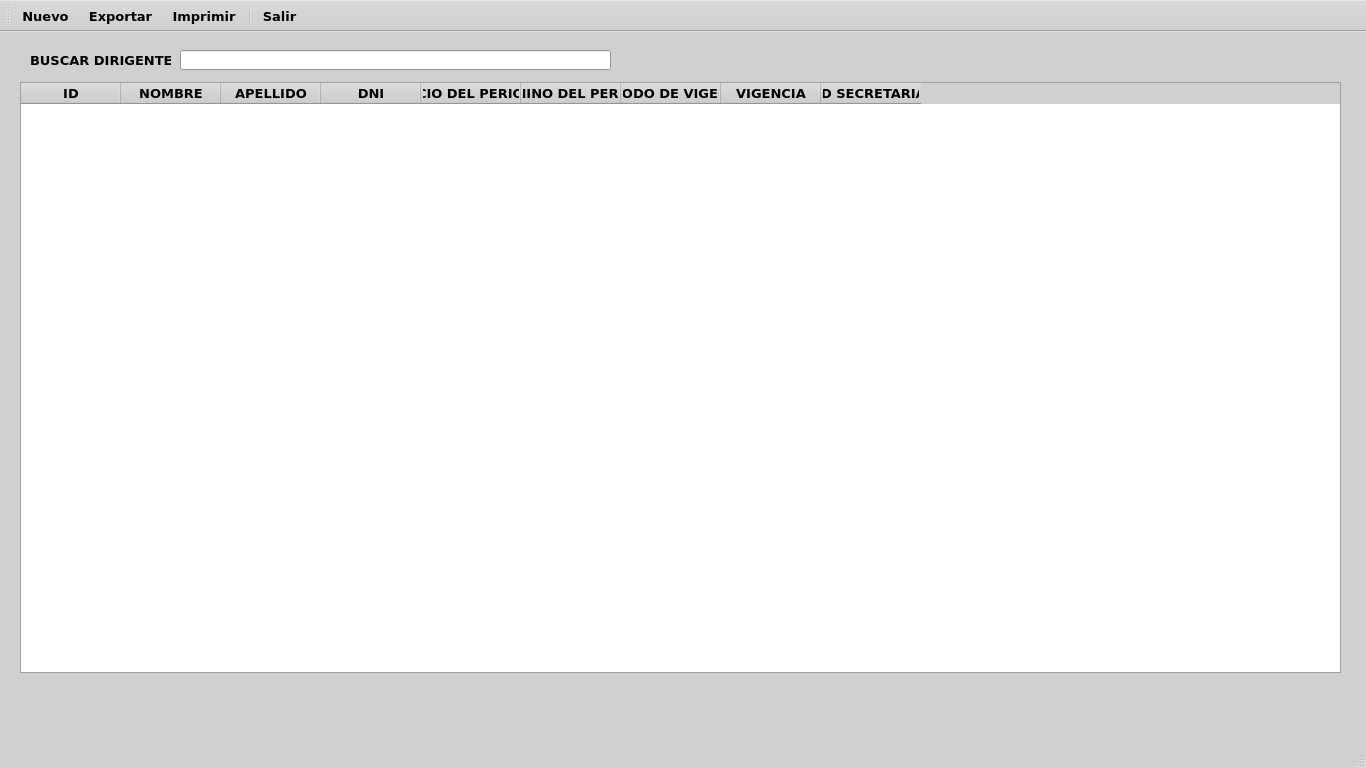
Before: the Qt Designer form ui/lista_dirigentes.ui in EdwardsBC/SutrakomaqV2, drawn with Qt 5.
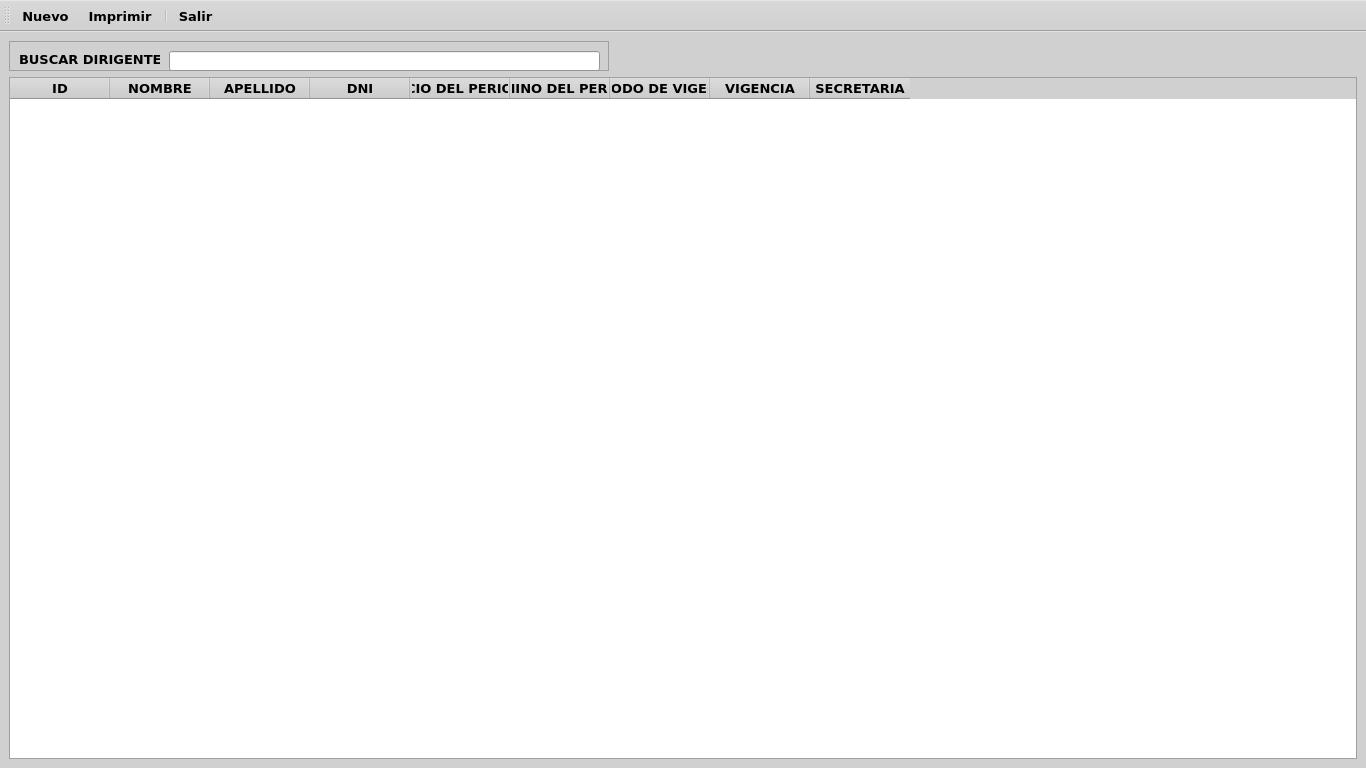
After: the same form once the commit is applied. Icons and pictures are not drawn.

```diff
--- a/ui/lista_dirigentes.ui
+++ b/ui/lista_dirigentes.ui
@@ -463,18 +463,74 @@
    <string>Sutrakomaq: Lista de Dirigentes</string>
   </property>
   <widget class="QWidget" name="centralwidget">
+   <layout class="QVBoxLayout" name="verticalLayout">
+    <item>
+     <widget class="QFrame" name="frame">
+      <property name="minimumSize">
+       <size>
+        <width>600</width>
+        <height>30</height>
+       </size>
+      </property>
+      <property name="maximumSize">
+       <size>
+        <width>600</width>
+        <height>50</height>
+       </size>
+      </property>
+      <property name="frameShape">
+       <enum>QFrame::Shape::StyledPanel</enum>
+      </property>
+      <property name="frameShadow">
+       <enum>QFrame::Shadow::Raised</enum>
+      </property>
+      <widget class="QLabel" name="label">
+       <property name="geometry">
+        <rect>
+         <x>10</x>
+         <y>10</y>
+         <width>141</width>
+         <height>16</height>
+        </rect>
+       </property>
+       <property name="font">
+        <font>
+         <family>Verdana</family>
+         <pointsize>10</pointsize>
+         <bold>true</bold>
+        </font>
+       </property>
+       <property name="text">
+        <string>BUSCAR DIRIGENTE</string>
+       </property>
+      </widget>
+      <widget class="QLineEdit" name="lineEdit">
+       <property name="geometry">
+        <rect>
+         <x>160</x>
+         <y>10</y>
+         <width>431</width>
+         <height>20</height>
+        </rect>
+       </property>
+       <property name="font">
+        <font>
+         <family>Verdana</family>
+         <pointsize>10</pointsize>
+         <bold>true</bold>
+        </font>
+       </property>
+       <property name="text">
+        <string/>
+       </property>
+      </widget>
+     </widget>
+    </item>
+    <item>
    <widget class="QTableWidget" name="tableWidget">
     <property name="enabled">
      <bool>true</bool>
     </property>
-    <property name="geometry">
-     <rect>
-      <x>20</x>
-      <y>50</y>
-      <width>1321</width>
-      <height>591</height>
-     </rect>
-    </property>
     <property name="font">
      <font>
       <family>Verdana</family>
@@ -486,8 +542,14 @@
      <enum>Qt::NoFocus</enum>
     </property>
     <property name="editTriggers">
-     <set>QAbstractItemView::NoEditTriggers</set>
-    </property>
+       <set>QAbstractItemView::EditTrigger::NoEditTriggers</set>
+      </property>
+      <attribute name="horizontalHeaderMinimumSectionSize">
+       <number>41</number>
+      </attribute>
+      <attribute name="verticalHeaderMinimumSectionSize">
+       <number>25</number>
+      </attribute>
     <column>
      <property name="text">
       <string>ID</string>
@@ -578,7 +640,7 @@
     </column>
     <column>
      <property name="text">
-      <string>ID SECRETARIA</string>
+        <string>SECRETARIA</string>
      </property>
      <property name="font">
       <font>
@@ -589,46 +651,8 @@
      </property>
     </column>
    </widget>
-   <widget class="QLineEdit" name="lineEdit">
-    <property name="geometry">
-     <rect>
-      <x>180</x>
-      <y>18</y>
-      <width>431</width>
-      <height>20</height>
-     </rect>
-    </property>
-    <property name="font">
-     <font>
-      <family>Verdana</family>
-      <pointsize>10</pointsize>
-      <bold>true</bold>
-     </font>
-    </property>
-    <property name="text">
-     <string/>
-    </property>
-   </widget>
-   <widget class="QLabel" name="label">
-    <property name="geometry">
-     <rect>
-      <x>30</x>
-      <y>20</y>
-      <width>141</width>
-      <height>16</height>
-     </rect>
-    </property>
-    <property name="font">
-     <font>
-      <family>Verdana</family>
-      <pointsize>10</pointsize>
-      <bold>true</bold>
-     </font>
-    </property>
-    <property name="text">
-     <string>BUSCAR DIRIGENTE</string>
-    </property>
-   </widget>
+    </item>
+   </layout>
   </widget>
   <widget class="QMenuBar" name="menubar">
    <property name="geometry">
@@ -640,7 +664,6 @@
     </rect>
    </property>
   </widget>
-  <widget class="QStatusBar" name="statusbar"/>
   <widget class="QToolBar" name="toolBar">
    <property name="palette">
     <palette>
@@ -1104,7 +1127,6 @@
     <bool>false</bool>
    </attribute>
    <addaction name="actionNuevo"/>
-   <addaction name="actionExportar"/>
    <addaction name="actionImprimir"/>
    <addaction name="separator"/>
    <addaction name="actionSalir"/>
@@ -1118,15 +1140,6 @@
     <string>Nuevo</string>
    </property>
   </action>
-  <action name="actionExportar">
-   <property name="icon">
-    <iconset resource="../resources.qrc">
-     <normaloff>:/icons/resources/icons/exportar.png</normaloff>:/icons/resources/icons/exportar.png</iconset>
-   </property>
-   <property name="text">
-    <string>Exportar</string>
-   </property>
-  </action>
   <action name="actionImprimir">
    <property name="icon">
     <iconset resource="../resources.qrc">
```
Left out of the diff: 4 changed lines with no effect on the pictures. Lines whose indentation alone changed are shown as unchanged.
